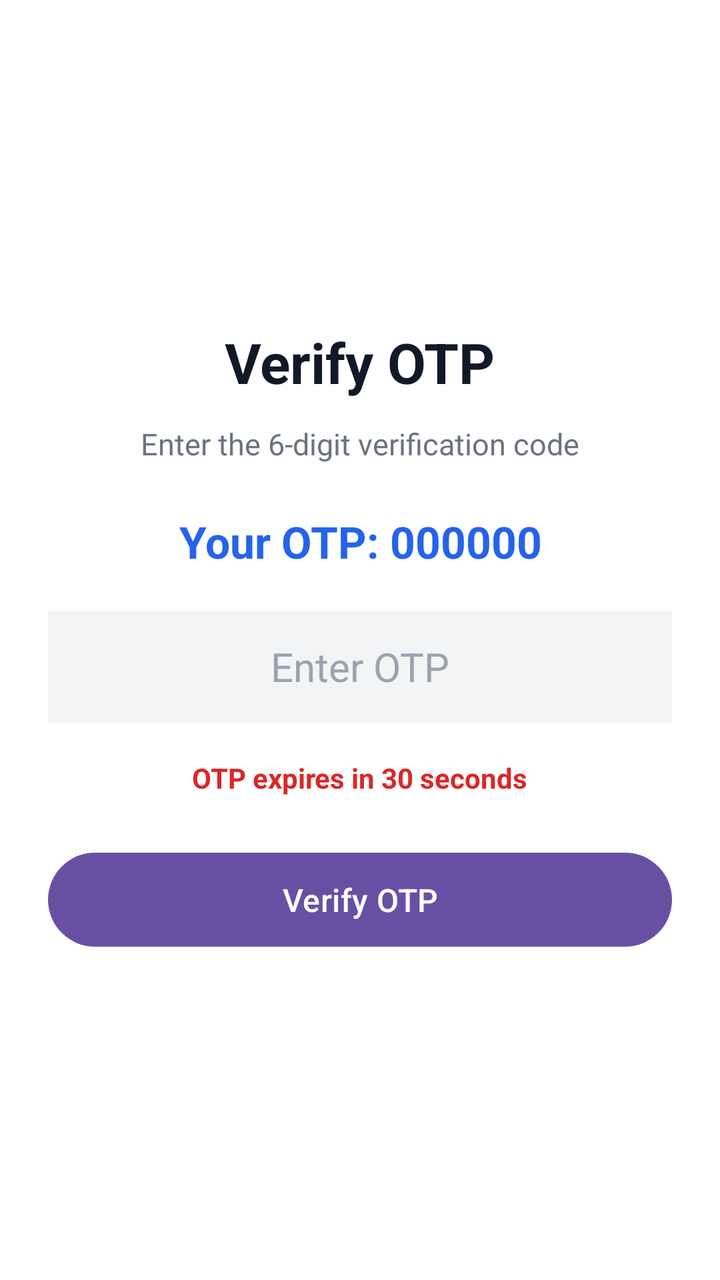
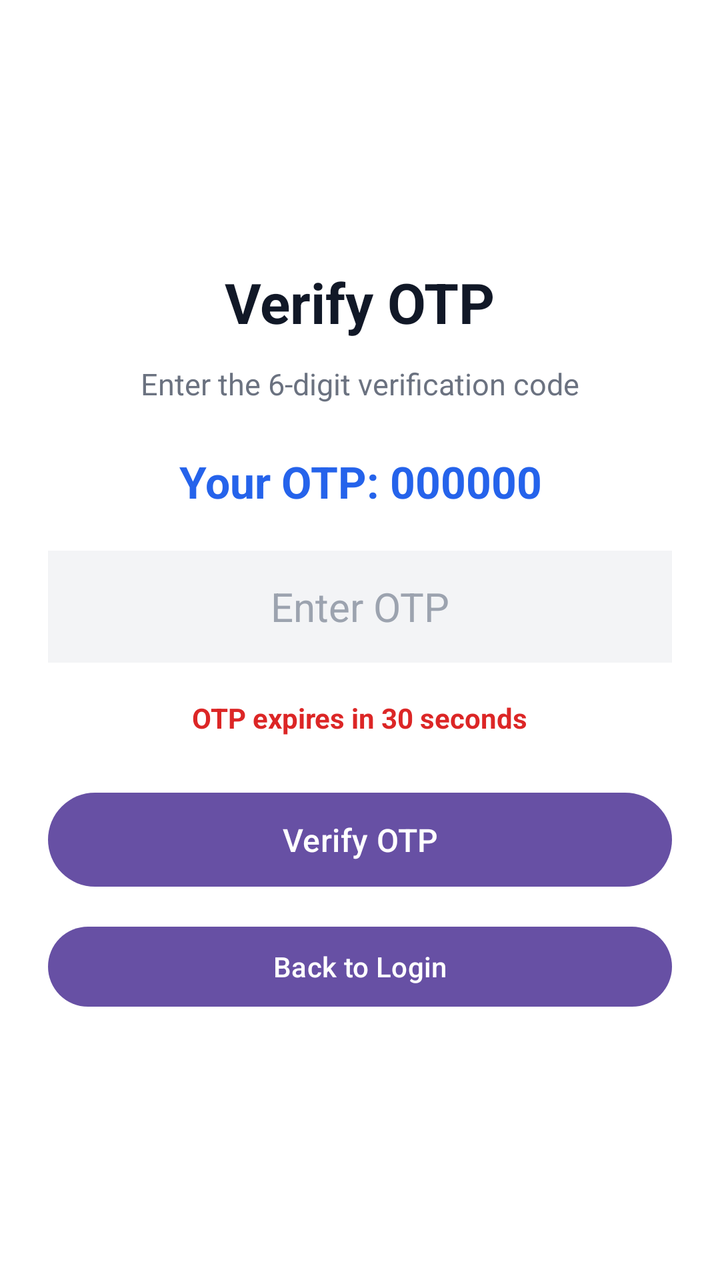

Screens rendered from an Android XML layout before and after an edit, with the pre-edit source and the edit as a unified diff.
<!-- AndroidManifest.xml: application theme Theme.Recanil -->
<!-- res/layout/activity_otp.xml -->
<?xml version="1.0" encoding="utf-8"?>
<LinearLayout
    xmlns:android="http://schemas.android.com/apk/res/android"
    android:layout_width="match_parent"
    android:layout_height="match_parent"
    android:orientation="vertical"
    android:gravity="center"
    android:padding="24dp"
    android:background="#FFFFFF">

    <TextView
        android:layout_width="wrap_content"
        android:layout_height="wrap_content"
        android:text="Verify OTP"
        android:textColor="#111827"
        android:textSize="28sp"
        android:textStyle="bold" />

    <TextView
        android:layout_width="wrap_content"
        android:layout_height="wrap_content"
        android:layout_marginTop="12dp"
        android:text="Enter the 6-digit verification code"
        android:textColor="#6B7280"
        android:textSize="15sp" />

    
    <TextView
        android:id="@+id/otpDisplay"
        android:layout_width="match_parent"
        android:layout_height="wrap_content"
        android:layout_marginTop="24dp"
        android:gravity="center"
        android:text="Your OTP: 000000"
        android:textColor="#2563EB"
        android:textSize="22sp"
        android:textStyle="bold" />

    <EditText
        android:id="@+id/otpInput"
        android:layout_width="match_parent"
        android:layout_height="56dp"
        android:layout_marginTop="20dp"
        android:background="#F3F4F6"
        android:gravity="center"
        android:hint="Enter OTP"
        android:inputType="number"
        android:maxLength="6"
        android:textColor="#111827"
        android:textColorHint="#9CA3AF"
        android:textSize="20sp" />

    <TextView
        android:id="@+id/timerText"
        android:layout_width="wrap_content"
        android:layout_height="wrap_content"
        android:layout_marginTop="18dp"
        android:text="OTP expires in 30 seconds"
        android:textColor="#DC2626"
        android:textSize="14sp"
        android:textStyle="bold" />

    <Button
        android:id="@+id/verifyOtpBtn"
        android:layout_width="match_parent"
        android:layout_height="55dp"
        android:layout_marginTop="24dp"
        android:text="Verify OTP"
        android:textSize="16sp" />

</LinearLayout>
<!-- resources referenced by this layout -->
<resources>
  <style name="Theme.Recanil" parent="Base.Theme.Recanil" />
  <style name="Base.Theme.Recanil" parent="Theme.Material3.DayNight.NoActionBar">
          
          
      </style>
</resources>

<!-- the commit's change to res/layout/activity_otp.xml (unified diff, before → after) -->
@@ -68,4 +68,11 @@
         android:text="Verify OTP"
         android:textSize="16sp" />
 
+    <Button
+        android:id="@+id/loginAgainBtn"
+        android:layout_width="match_parent"
+        android:layout_height="wrap_content"
+        android:layout_marginTop="12dp"
+        android:text="Back to Login" />
+
 </LinearLayout>
